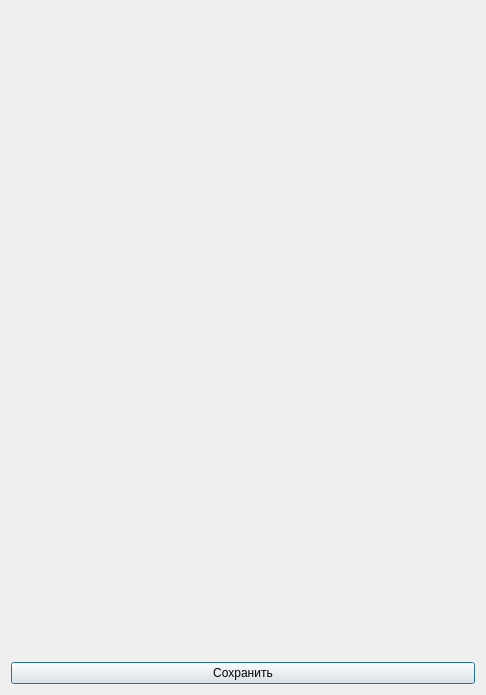
The window that attribute_editor_dialog_base.ui (RedGradient/QGIS-Attribute-Editor-plugin) describes before a commit, drawn with Qt 5.
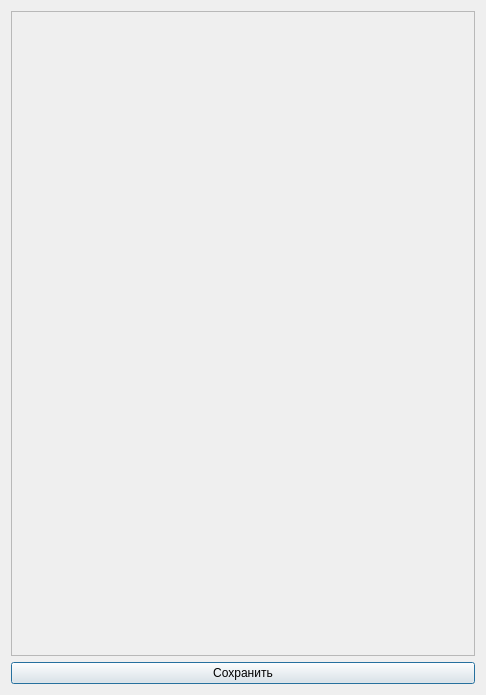
The same window after the commit.

Commit message: add setSizeAdjustPolicy to CustomComboBox; add border to QScrollArea; refactor

```diff
--- a/attribute_editor_dialog_base.ui
+++ b/attribute_editor_dialog_base.ui
@@ -17,7 +17,7 @@
    <item>
     <widget class="QScrollArea" name="scrollArea">
      <property name="frameShape">
-      <enum>QFrame::NoFrame</enum>
+      <enum>QFrame::StyledPanel</enum>
      </property>
      <property name="widgetResizable">
       <bool>true</bool>
@@ -27,8 +27,8 @@
        <rect>
         <x>0</x>
         <y>0</y>
-        <width>468</width>
-        <height>646</height>
+        <width>466</width>
+        <height>644</height>
        </rect>
       </property>
       <layout class="QVBoxLayout" name="verticalLayout_2">
```
The commit also changes 2 other files.
